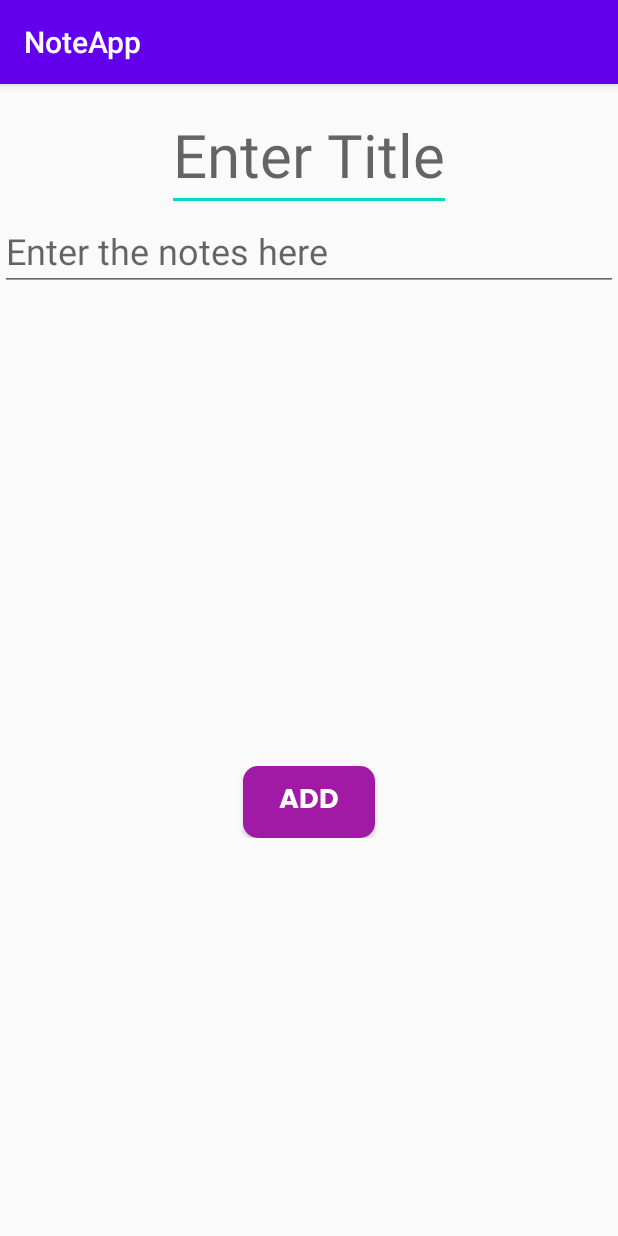
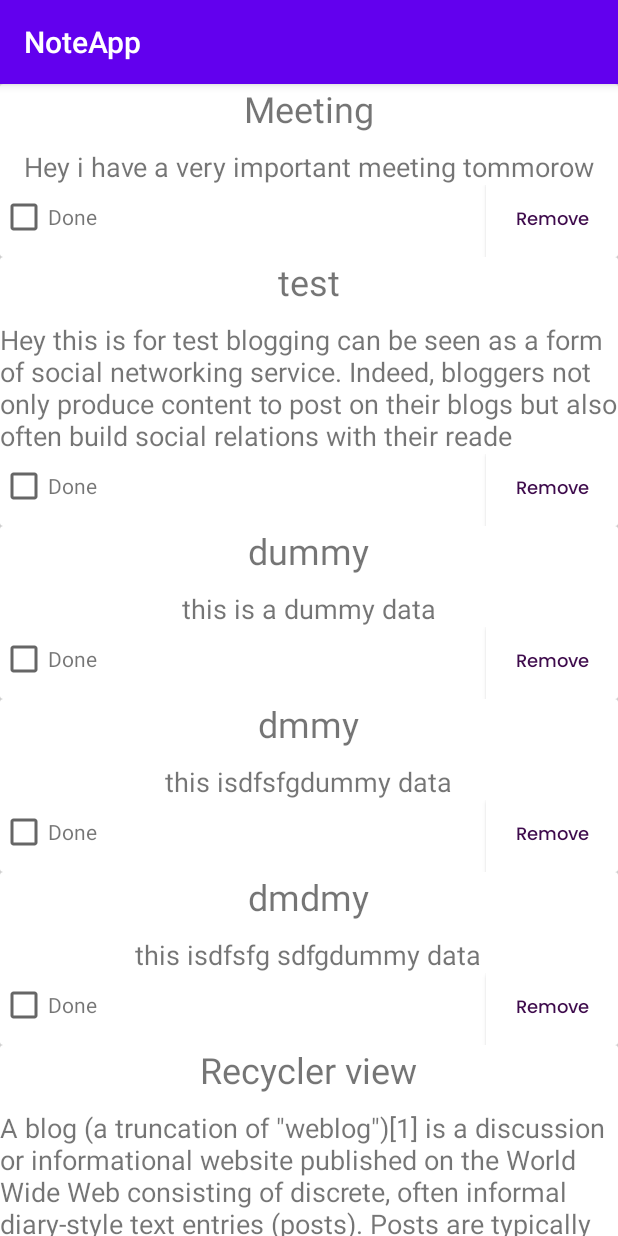
Before and after one commit to Mohammad-Atif/NoteApp, an Android app: the screen it shows after launch (noteadding before the commit, MainActivity after it), on a phone screen of 412 x 824 dp. Run offline under Robolectric (Android 15) with nearby library versions, the phone set to English and light mode, and no system bars.

Commit message:
recyclerview success

```diff
--- a/app/build.gradle
+++ b/app/build.gradle
@@ -34,4 +34,16 @@ dependencies {
     testImplementation 'junit:junit:4.12'
     androidTestImplementation 'androidx.test.ext:junit:1.1.2'
     androidTestImplementation 'androidx.test.espresso:espresso-core:3.3.0'
+    // Card View
+    def cardview_version = "1.0.0"
+    implementation "androidx.cardview:cardview:$cardview_version"
+
+    // Recyclerview
+    def recyclerview_version = "1.0.0"
+    implementation "androidx.recyclerview:recyclerview:$recyclerview_version"
+
+    //glide
+    def glide_version = "4.8.0"
+    implementation "com.github.bumptech.glide:glide:$glide_version"
+    annotationProcessor "com.github.bumptech.glide:compiler:$glide_version"
 }
--- a/app/src/main/java/com/example/noteapp/MainActivity.kt
+++ b/app/src/main/java/com/example/noteapp/MainActivity.kt
@@ -4,18 +4,53 @@ import android.content.Intent
 import androidx.appcompat.app.AppCompatActivity
 import android.os.Bundle
 import android.os.Handler
+import androidx.recyclerview.widget.LinearLayoutManager
+import com.example.noteapp.dbqueries.Notes
+import kotlinx.android.synthetic.main.activity_main.*
 
 class MainActivity : AppCompatActivity() {
 
+    private lateinit var noteadapter:NoteAdapter
     override fun onCreate(savedInstanceState: Bundle?) {
         super.onCreate(savedInstanceState)
         setContentView(R.layout.activity_main)
-        Handler().postDelayed(
-            {
-                val intent = Intent(this, noteadding::class.java)
-                startActivity(intent)
-            },2000
-        )
+//        Handler().postDelayed(
+//            {
+//                val intent = Intent(this, noteadding::class.java)
+//                startActivity(intent)
+//            },2000
+//        )
+        initrecyclerview()
+        adddata()
 
     }
+
+    private fun initrecyclerview()
+    {
+        recyclerviewmain.apply {
+            layoutManager=LinearLayoutManager(this@MainActivity)
+            noteadapter= NoteAdapter()
+            adapter=noteadapter
+        }
+    }
+
+    private fun createdummydatas():List<Notes>
+    {
+        val notesdata=ArrayList<Notes>()
+        notesdata.add(Notes("Meeting","Hey i have a very important meeting tommorow"))
+        notesdata.add(Notes("test","Hey this is for test blogging can be seen as a form of social networking service. Indeed, bloggers not only produce content to post on their blogs but also often build social relations with their reade"))
+        notesdata.add(Notes("dummy","this is a dummy data"))
+        notesdata.add(Notes("dmmy","this isdfsfgdummy data"))
+        notesdata.add(Notes("dmdmy","this isdfsfg sdfgdummy data"))
+        notesdata.add(Notes("Recycler view","A blog (a truncation of \"weblog\")[1] is a discussion or informational website published on the World Wide Web consisting of discrete, often informal diary-style text entries (posts). Posts are typically displayed in reverse chronological order, so that the most recent post appears first, at the top of the web page. Until 2009, blogs were usually the work of a single individual,[citation needed] occasionally of a small group, and often covered a single subject or topic."))
+        notesdata.add(Notes("Recyfw","hey this isadfdf dof  test for recycler view"))
+        return notesdata
+    }
+
+    private fun adddata()
+    {
+        val data=createdummydatas()
+        noteadapter.submitList(data)
+    }
+
 }
--- /dev/null
+++ b/app/src/main/java/com/example/noteapp/NoteAdapter.kt
@@ -0,0 +1,55 @@
+package com.example.noteapp
+
+import android.text.Layout
+import android.view.LayoutInflater
+import android.view.View
+import android.view.ViewGroup
+import androidx.recyclerview.widget.RecyclerView
+import com.example.noteapp.dbqueries.Notes
+import kotlinx.android.synthetic.main.layout_note_card.view.*
+import java.util.ArrayList
+
+class NoteAdapter : RecyclerView.Adapter<RecyclerView.ViewHolder>(){
+    private var noteslist: List< Notes > = ArrayList()
+
+    override fun onCreateViewHolder(parent: ViewGroup, viewType: Int): RecyclerView.ViewHolder {
+        return notesviewholder(
+            LayoutInflater.from(parent.context).inflate(R.layout.layout_note_card,parent,false)
+        )
+    }
+
+    override fun onBindViewHolder(holder: RecyclerView.ViewHolder, position: Int) {
+        when(holder) {
+
+            is notesviewholder -> {
+                holder.bind(noteslist.get(position))
+            }
+
+        }
+    }
+
+
+    override fun getItemCount(): Int {
+        return noteslist.size
+    }
+
+    fun submitList(notlists: List<Notes>){
+        noteslist = notlists
+    }
+
+    class notesviewholder constructor(itemview : View) :RecyclerView.ViewHolder(itemview){
+        val notestitle=itemview.Titletextview
+        val notestext=itemview.notetxtview
+        val checkboxes=itemview.notecheckbox
+        val doneview=itemview.donetxtview
+        val rembtn=itemview.removenotebtn
+
+        fun bind(note:Notes)
+        {
+            notestitle.setText(note.title)
+            notestext.setText(note.Note)
+
+        }
+    }
+
+}
--- a/app/src/main/java/com/example/noteapp/noteadding.kt
+++ b/app/src/main/java/com/example/noteapp/noteadding.kt
@@ -8,5 +8,6 @@ class noteadding : AppCompatActivity() {
     override fun onCreate(savedInstanceState: Bundle?) {
         super.onCreate(savedInstanceState)
         setContentView(R.layout.activity_noteadding)
+
     }
 }
--- /dev/null
+++ b/app/src/main/res/font/poppins_medium.xml
@@ -0,0 +1,7 @@
+<?xml version="1.0" encoding="utf-8"?>
+<font-family xmlns:app="http://schemas.android.com/apk/res-auto"
+        app:fontProviderAuthority="com.google.android.gms.fonts"
+        app:fontProviderPackage="com.google.android.gms"
+        app:fontProviderQuery="name=Poppins&amp;weight=500"
+        app:fontProviderCerts="@array/com_google_android_gms_fonts_certs">
+</font-family>
--- a/app/src/main/res/layout/activity_main.xml
+++ b/app/src/main/res/layout/activity_main.xml
@@ -4,4 +4,12 @@
     xmlns:tools="http://schemas.android.com/tools"
     android:layout_width="match_parent"
     android:layout_height="match_parent"
-    tools:context=".MainActivity"/>
+    tools:context=".MainActivity">
+
+    <androidx.recyclerview.widget.RecyclerView
+        android:layout_width="match_parent"
+        android:layout_height="match_parent"
+        android:id="@+id/recyclerviewmain"/>
+
+
+</androidx.constraintlayout.widget.ConstraintLayout>
--- /dev/null
+++ b/app/src/main/res/layout/layout_note_card.xml
@@ -0,0 +1,84 @@
+<?xml version="1.0" encoding="utf-8"?>
+<androidx.cardview.widget.CardView xmlns:android="http://schemas.android.com/apk/res/android"
+    android:layout_width="match_parent"
+    android:layout_height="wrap_content"
+    xmlns:app="http://schemas.android.com/apk/res-auto"
+    app:cardElevation="10dp"
+    app:cardCornerRadius="2dp"
+    app:cardPreventCornerOverlap="false">
+    <LinearLayout
+        android:layout_width="match_parent"
+        android:layout_height="wrap_content"
+        android:orientation="vertical">
+
+        <TextView
+            android:layout_width="wrap_content"
+            android:layout_height="wrap_content"
+            android:layout_gravity="center"
+            android:text="TitleView"
+            android:textSize="24sp"
+            android:id="@+id/Titletextview"
+            />
+
+        <TextView
+            android:layout_width="wrap_content"
+            android:layout_height="wrap_content"
+            android:layout_gravity="center"
+            android:id="@+id/notetxtview"
+            android:paddingTop="10dp"
+            android:textSize="18sp"
+            android:text="NoteView"
+            />
+
+        <LinearLayout
+            android:layout_width="match_parent"
+            android:layout_height="wrap_content"
+            android:orientation="horizontal">
+            <LinearLayout
+                android:layout_width="wrap_content"
+                android:layout_height="wrap_content"
+                android:paddingTop="5dp"
+                android:layout_weight="1"
+                android:orientation="horizontal">
+
+                <CheckBox
+                    android:layout_width="wrap_content"
+                    android:id="@+id/notecheckbox"
+
+                    android:layout_height="wrap_content"/>
+
+                <TextView
+                    android:layout_width="wrap_content"
+                    android:layout_height="wrap_content"
+                    android:paddingTop="5dp"
+                    android:id="@+id/donetxtview"
+                    android:text="@string/done"/>
+
+            </LinearLayout>
+            <LinearLayout
+                android:layout_width="wrap_content"
+                android:layout_height="wrap_content"
+                android:layout_weight="1"
+                android:orientation="vertical">
+
+                <Button
+                    android:id="@+id/removenotebtn"
+                    android:layout_width="wrap_content"
+                    android:layout_height="wrap_content"
+                    android:layout_gravity="end"
+                    android:background="#ffffff"
+                    android:fontFamily="@font/poppins_medium"
+                    android:text="@string/remove"
+                    android:textAppearance="@style/TextAppearance.AppCompat.Display1"
+                    android:textColor="#3E0B4C"
+                    android:textSize="12sp" />
+            </LinearLayout>
+
+
+
+        </LinearLayout>
+
+    </LinearLayout>
+
+
+</androidx.cardview.widget.CardView>
--- a/app/src/main/res/values/preloaded_fonts.xml
+++ b/app/src/main/res/values/preloaded_fonts.xml
@@ -2,5 +2,6 @@
 <resources>
     <array name="preloaded_fonts" translatable="false">
         <item>@font/poppins_bold</item>
+        <item>@font/poppins_medium</item>
     </array>
 </resources>
--- a/app/src/main/res/values/strings.xml
+++ b/app/src/main/res/values/strings.xml
@@ -4,4 +4,6 @@
     <string name="enter_title">Enter Title</string>
     <string name="add">ADD</string>
     <string name="enter_the_notes_here">Enter the notes here</string>
+    <string name="done">Done</string>
+    <string name="remove">Remove</string>
 </resources>
```
